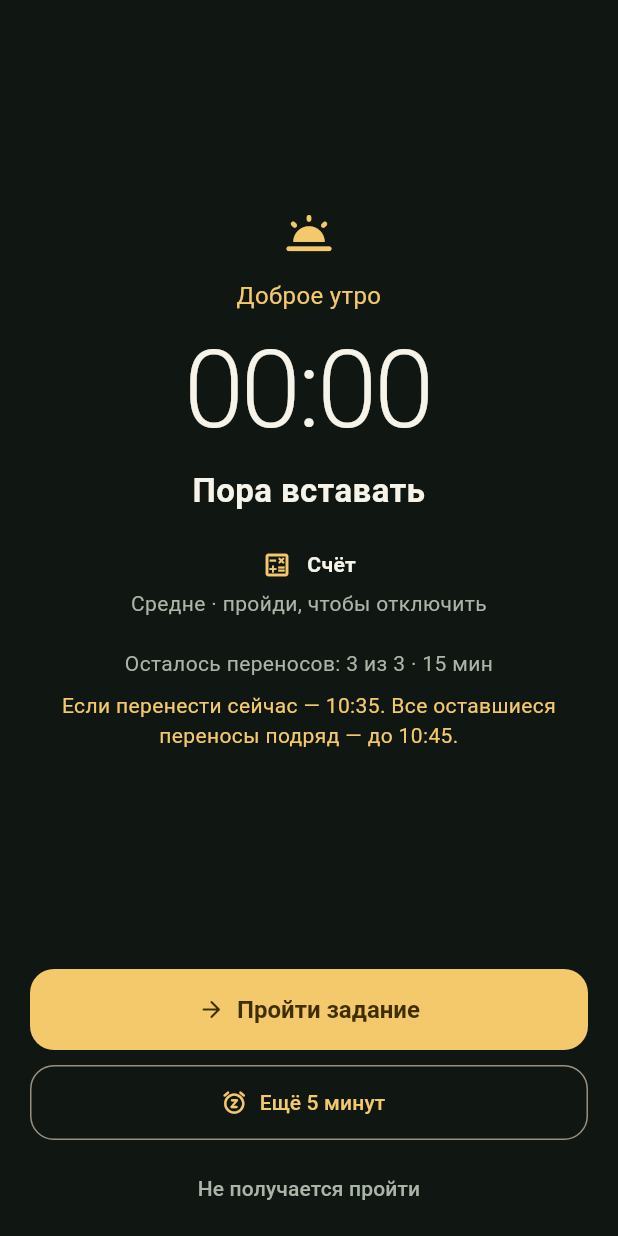
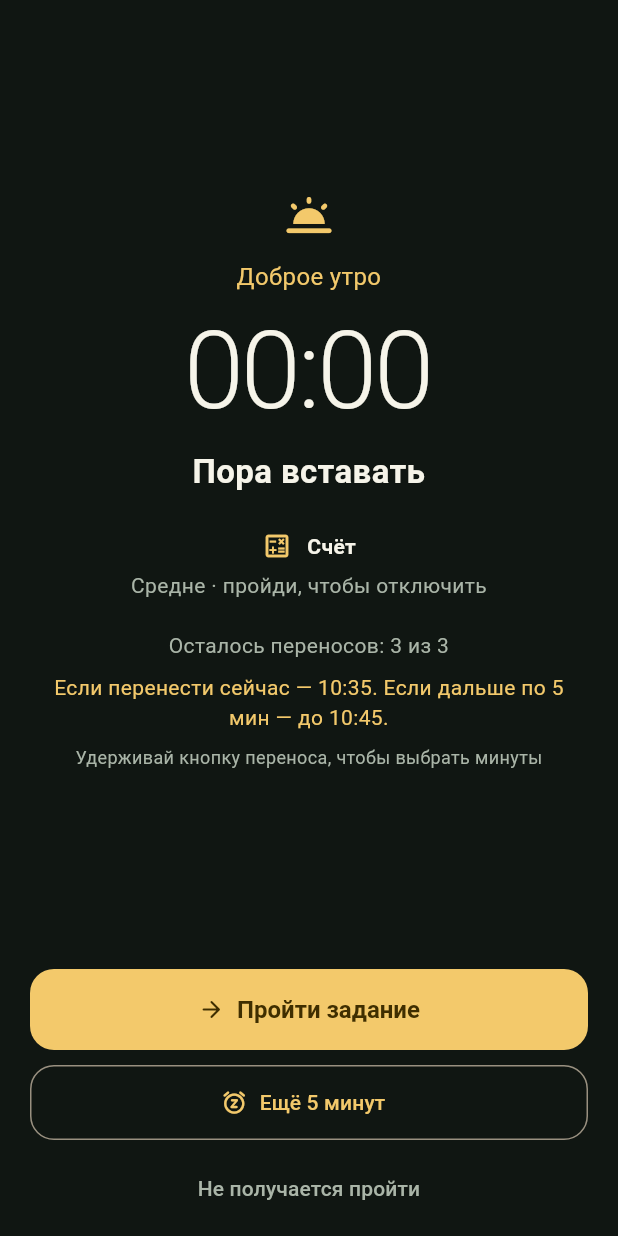
Before and after one commit to Terro216/five-more, a Flutter app: the RingingScreen screen opened directly with empty values, on a phone screen of 412 x 824 dp. Run offline on Flutter 3.47's test engine with Material 3 defaults, Android fonts, the light colour scheme and no system bars; our stand-ins replace sensors_plus, shared_preferences; missing offline and left inert: mobile_scanner; accounts and stored records are empty.

Commit message:
Keep wake controls and memory previews usable on small screens

```diff
--- a/lib/features/alarms/alarm_home.dart
+++ b/lib/features/alarms/alarm_home.dart
@@ -67,6 +67,7 @@ class _AlarmHomeState extends State<AlarmHome> with WidgetsBindingObserver {
     final time = await editClock(
       context,
       TimeOfDay(hour: alarm.hour, minute: alarm.minute),
+      now: () => controller.now,
       nextAt: (time) => alarm
           .copyWith(hour: time.hour, minute: time.minute, clearOneShotAt: true)
           .nextOccurrence(controller.now),
--- a/lib/features/alarms/ringing_screen.dart
+++ b/lib/features/alarms/ringing_screen.dart
@@ -168,6 +168,9 @@ class _RingingScreenState extends State<RingingScreen> {
                       padding: const EdgeInsets.fromLTRB(20, 12, 20, 8),
                       child: _ringActions(ringing),
                     );
+                    if (_snoozeEditing) {
+                      return SingleChildScrollView(child: actions);
+                    }
                     if (constraints.maxWidth >= 600 &&
                         constraints.maxHeight < 600) {
                       return Row(
@@ -254,8 +257,7 @@ class _RingingScreenState extends State<RingingScreen> {
       const SizedBox(height: 20),
       if (ringing.snoozesRemaining > 0) ...[
         Text(
-          'Осталось переносов: ${ringing.snoozesRemaining} из ${ringing.alarm.maxSnoozes}'
-          ' · ${ringing.snoozesRemaining * ringing.alarm.snoozeMinutes} мин',
+          'Осталось переносов: ${ringing.snoozesRemaining} из ${ringing.alarm.maxSnoozes}',
           textAlign: TextAlign.center,
           style: const TextStyle(color: muted, fontSize: 14),
         ),
@@ -264,6 +266,12 @@ class _RingingScreenState extends State<RingingScreen> {
           _snoozeTiming(ringing),
           textAlign: TextAlign.center,
           style: const TextStyle(color: morning, fontSize: 14, height: 1.4),
+        ),
+        const SizedBox(height: 8),
+        const Text(
+          'Удерживай кнопку переноса, чтобы выбрать минуты',
+          textAlign: TextAlign.center,
+          style: TextStyle(color: muted, fontSize: 12),
         ),
         if (ringing.alarm.moveSnoozeButton &&
             ringing.alarm.difficultyForSnoozes(ringing.snoozesUsed + 1) !=
@@ -277,7 +285,9 @@ class _RingingScreenState extends State<RingingScreen> {
         ],
       ] else
         Text(
-          ringing.alarm.maxSnoozes == 0
+          !widget.controller.device.challengeEnforced
+              ? 'Переносов нет. Можно пройти задание здесь или остановить звонок системной кнопкой iOS.'
+              : ringing.alarm.maxSnoozes == 0
               ? 'Без переносов. Пройди задание, чтобы отключить звонок.'
               : 'Переносы закончились. Пройди задание, чтобы отключить звонок.',
           textAlign: TextAlign.center,
@@ -406,7 +416,7 @@ class _RingingScreenState extends State<RingingScreen> {
     return LayoutBuilder(
       builder: (context, constraints) => SizedBox(
         key: const ValueKey('moving-snooze-area'),
-        height: 200,
+        height: 168,
         child: Align(
           alignment: Alignment(appearance.x, appearance.y),
           child: SizedBox(
@@ -448,6 +458,9 @@ class _RingingScreenState extends State<RingingScreen> {
   String _challengeLevel(RingingAlarm ringing) {
     final level = ringing.challengeDifficulty.label;
     final used = ringing.snoozesUsed;
+    if (!widget.controller.device.challengeEnforced) {
+      return '$level · системная остановка iOS тоже доступна';
+    }
     if (!ringing.alarm.escalateOnSnooze || used == 0) {
       return '$level · пройди, чтобы отключить';
     }
@@ -468,15 +481,22 @@ class _RingingScreenState extends State<RingingScreen> {
 
   String _snoozeTiming(RingingAlarm ringing) {
     final now = widget.controller.now;
-    final next = now.add(Duration(minutes: ringing.alarm.snoozeMinutes));
+    final minutes = _snoozeEditing
+        ? _chosenMinutes
+        : ringing.alarm.snoozeMinutes;
+    final next = now.add(Duration(minutes: minutes));
     final last = now.add(
-      Duration(minutes: ringing.alarm.snoozeMinutes * ringing.snoozesRemaining),
+      Duration(
+        minutes:
+            minutes +
+            ringing.alarm.snoozeMinutes * (ringing.snoozesRemaining - 1),
+      ),
     );
     String clock(DateTime value) =>
         '${value.hour.toString().padLeft(2, '0')}:${value.minute.toString().padLeft(2, '0')}';
     return ringing.snoozesRemaining == 1
         ? 'Если перенести сейчас, последний звонок — в ${clock(next)}.'
         : 'Если перенести сейчас — ${clock(next)}. '
-              'Все оставшиеся переносы подряд — до ${clock(last)}.';
+              'Если дальше по ${ringing.alarm.snoozeMinutes} мин — до ${clock(last)}.';
   }
 }
```
Also changed, not shown: lib/features/challenges/challenge_screen.dart (+106 -10 lines), lib/widgets/emergency_stop.dart (+4 -5 lines), lib/widgets/time_composer.dart (+15 -3 lines), 9 other files.
